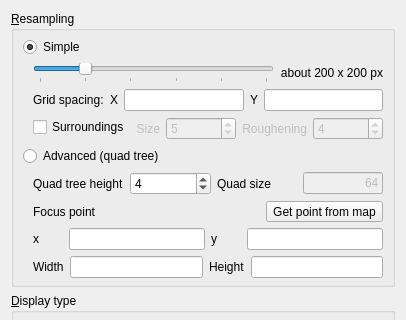
Qt form ui/demproperties.ui (minorua/Qgis2threejs) before a commit; both pictures show x 0 to 406 and y 0 to 320 of the 406 by 675 pixel window.
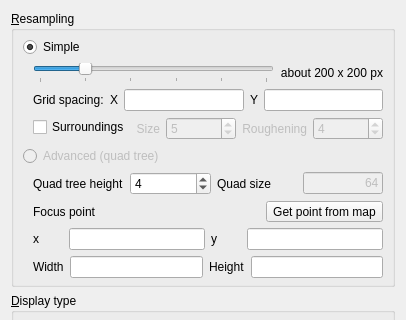
The same form after that commit.

Commit message: hide resampling slider widget when the layer is DEM flat plane

```diff
--- a/ui/demproperties.ui
+++ b/ui/demproperties.ui
@@ -242,6 +242,9 @@
       </item>
       <item>
        <widget class="QRadioButton" name="radioButton_Advanced">
+        <property name="enabled">
+         <bool>false</bool>
+        </property>
         <property name="text">
          <string>Advanced (quad tree)</string>
         </property>
```
Left out of the diff: 4 changed lines with no effect on the pictures. Lines whose indentation alone changed are shown as unchanged. The commit also changes 2 other files.
